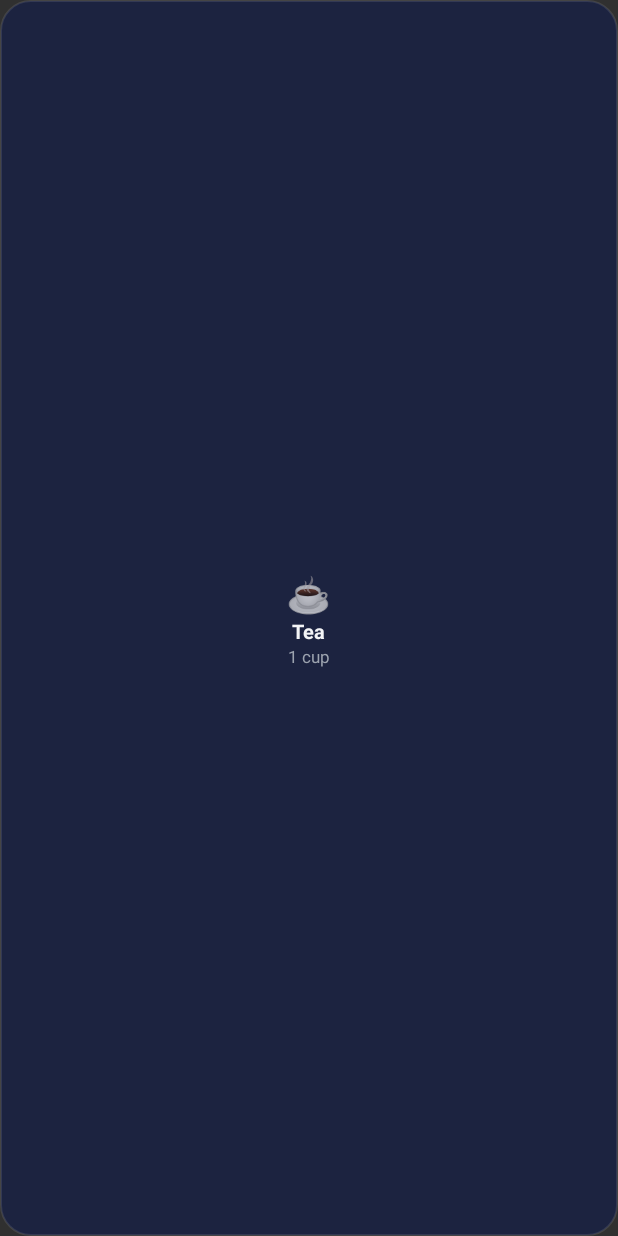
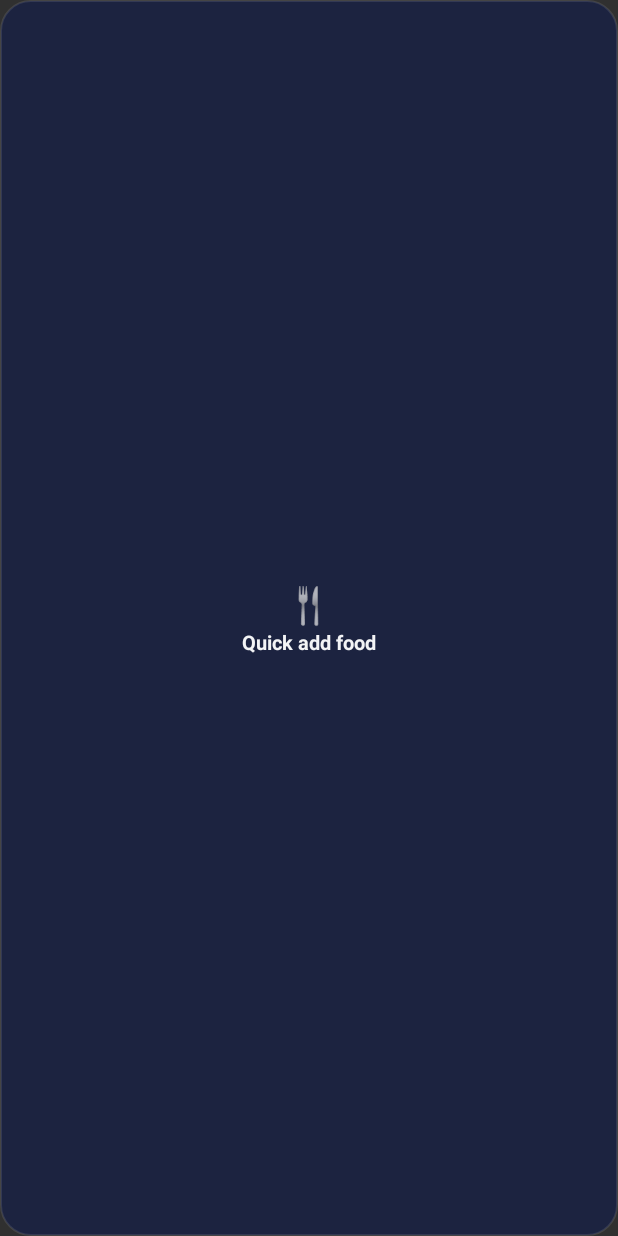
Before and after one commit to mountaincrab/logrhythm, an Android app built with Jetpack Compose: the layout widget_quick_add_food_preview.xml on its own in the app's theme, with its tools: preview values and no code run, on a phone screen of 412 x 824 dp. Run offline under Robolectric (Android 15) with nearby library versions, the phone set to English and light mode, and no system bars.

Commit message:
fix: show a generic food mark in the widget picker
The picker entry previewed a sample "Tea / 1 cup" shortcut and used the app
launcher icon, which read as though the widget were fixed to one food and to
LogRhythm generally rather than to logging food.

It now shows the 🍴 mark and the widget's own name. previewLayout covers
API 31+; below that previewImage is a new knife-and-fork vector, drawn as
paths because a drawable cannot host the emoji the tile itself uses.

Placed tiles are unchanged — they still read their icon and name live from
whichever food item they point at.

Co-Authored-By: Claude Opus 5 <noreply@anthropic.com>
Claude-Session: https://claude.ai/code/session_01DmDTJ2d7hLSMRfqTADoeqH

```diff
--- a/app/src/androidMain/res/layout/widget_quick_add_food_preview.xml
+++ b/app/src/androidMain/res/layout/widget_quick_add_food_preview.xml
@@ -1,8 +1,9 @@
 <?xml version="1.0" encoding="utf-8"?>
 <!--
-  What the widget picker shows before the tile is configured (API 31+; older launchers fall
-  back to previewImage). Static by necessity — the picker renders this without running Glance —
-  so it mimics the default-theme tile rather than any real shortcut.
+  What the widget picker shows before a tile is configured (API 31+; older launchers fall back
+  to previewImage). Static by necessity — the picker renders this without running Glance — so
+  it shows the generic food mark and the widget's own name, never a sample shortcut: a real
+  food's icon here would imply the widget is fixed to that food.
 -->
 <LinearLayout xmlns:android="http://schemas.android.com/apk/res/android"
     android:layout_width="match_parent"
@@ -21,16 +22,10 @@
     <TextView
         android:layout_width="wrap_content"
         android:layout_height="wrap_content"
-        android:text="@string/widget_quick_add_food_preview_name"
+        android:gravity="center"
+        android:text="@string/widget_quick_add_food_label"
         android:textColor="#FFF3F4F6"
         android:textSize="13sp"
         android:textStyle="bold" />
 
-    <TextView
-        android:layout_width="wrap_content"
-        android:layout_height="wrap_content"
-        android:text="@string/widget_quick_add_food_preview_serving"
-        android:textColor="#FF9CA3AF"
-        android:textSize="11sp" />
-
 </LinearLayout>
--- a/app/src/androidMain/res/values/strings.xml
+++ b/app/src/androidMain/res/values/strings.xml
@@ -5,8 +5,7 @@
     <string name="default_web_client_id"></string>
     <string name="widget_quick_add_food_label">Quick add food</string>
     <string name="widget_quick_add_food_description">One tap logs a food item at the current time.</string>
-    <!-- Widget-picker preview only; the real tile reads its icon and name from the food item. -->
-    <string name="widget_quick_add_food_preview_icon">☕</string>
-    <string name="widget_quick_add_food_preview_name">Tea</string>
-    <string name="widget_quick_add_food_preview_serving">1 cup</string>
+    <!-- Widget-picker preview only. The generic food mark, not a real food's icon: a placed
+         tile reads its icon and name from whichever food item it is pointed at. -->
+    <string name="widget_quick_add_food_preview_icon">🍴</string>
 </resources>
--- a/app/src/androidMain/res/xml/quick_add_food_widget_info.xml
+++ b/app/src/androidMain/res/xml/quick_add_food_widget_info.xml
@@ -15,7 +15,7 @@
     android:minResizeHeight="40dp"
     android:targetCellWidth="1"
     android:targetCellHeight="1"
-    android:previewImage="@mipmap/ic_launcher"
+    android:previewImage="@drawable/ic_widget_quick_add_food_preview"
     android:previewLayout="@layout/widget_quick_add_food_preview"
     android:resizeMode="horizontal|vertical"
     android:updatePeriodMillis="0"
```
Also changed, not shown: app/src/androidMain/res/drawable/ic_widget_quick_add_food_preview.xml (added, +31 -0 lines), 1 other file.
